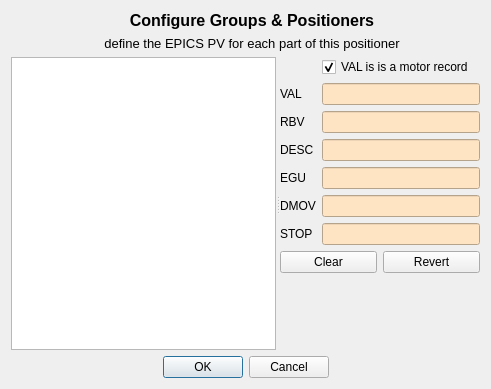
Old version of the form src/moxy/resources/configure_pv.ui in the repository prjemian/moxy.
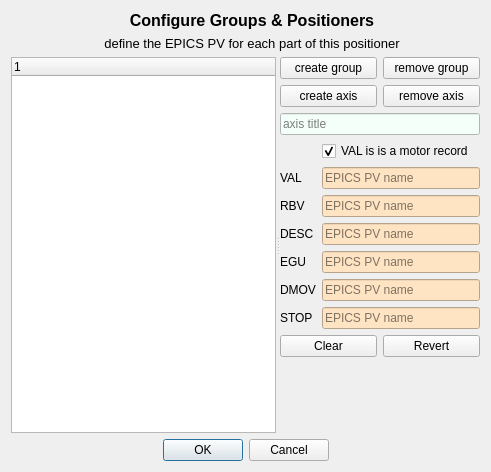
New version of the form. Icons and pictures are not drawn.

```diff
--- a/src/moxy/resources/configure_pv.ui
+++ b/src/moxy/resources/configure_pv.ui
@@ -7,7 +7,7 @@
     <x>0</x>
     <y>0</y>
     <width>491</width>
-    <height>389</height>
+    <height>472</height>
    </rect>
   </property>
   <property name="windowTitle">
@@ -80,12 +80,90 @@
        <property name="childrenCollapsible">
         <bool>false</bool>
        </property>
-       <widget class="QTreeView" name="treeView"/>
+       <widget class="QTreeWidget" name="treeWidget">
+        <column>
+         <property name="text">
+          <string notr="true">1</string>
+         </property>
+        </column>
+       </widget>
        <widget class="QWidget" name="verticalLayoutWidget_3">
-        <layout class="QVBoxLayout" name="verticalLayout_3" stretch="0,0,0">
+        <layout class="QVBoxLayout" name="verticalLayout_3" stretch="0,0,0,0,0,0">
+         <item>
+          <layout class="QHBoxLayout" name="horizontalLayout_4">
+           <item>
+            <widget class="QPushButton" name="createGroup">
+             <property name="text">
+              <string>create group</string>
+             </property>
+            </widget>
+           </item>
+           <item>
+            <widget class="QPushButton" name="removeGroup">
+             <property name="text">
+              <string>remove group</string>
+             </property>
+            </widget>
+           </item>
+          </layout>
+         </item>
+         <item>
+          <layout class="QHBoxLayout" name="horizontalLayout_3">
+           <item>
+            <widget class="QPushButton" name="createAxis">
+             <property name="text">
+              <string>create axis</string>
+             </property>
+            </widget>
+           </item>
+           <item>
+            <widget class="QPushButton" name="removeAxis">
+             <property name="text">
+              <string>remove axis</string>
+             </property>
+            </widget>
+           </item>
+          </layout>
+         </item>
+         <item>
+          <widget class="QLineEdit" name="axisTitle">
+           <property name="toolTip">
+            <string>name of this axis</string>
+           </property>
+           <property name="styleSheet">
+            <string notr="true">background-color: mintcream;</string>
+           </property>
+           <property name="placeholderText">
+            <string>axis title</string>
+           </property>
+          </widget>
+         </item>
          <item>
           <layout class="QGridLayout" name="gridLayout" columnstretch="0,1">
-           <item row="3" column="1">
+           <item row="2" column="1">
+            <widget class="QLineEdit" name="val">
+             <property name="toolTip">
+              <string>EPICS PV for the target (commanded) value</string>
+             </property>
+             <property name="styleSheet">
+              <string notr="true">background-color: bisque;</string>
+             </property>
+             <property name="placeholderText">
+              <string>EPICS PV name</string>
+             </property>
+            </widget>
+           </item>
+           <item row="1" column="1">
+            <widget class="QCheckBox" name="isMotor">
+             <property name="text">
+              <string>VAL is is a motor record</string>
+             </property>
+             <property name="checked">
+              <bool>true</bool>
+             </property>
+            </widget>
+           </item>
+           <item row="4" column="1">
             <widget class="QLineEdit" name="desc">
              <property name="toolTip">
               <string>EPICS PV for the description</string>
@@ -93,9 +171,12 @@
              <property name="styleSheet">
               <string notr="true">background-color: bisque;</string>
              </property>
+             <property name="placeholderText">
+              <string>EPICS PV name</string>
+             </property>
             </widget>
            </item>
-           <item row="1" column="0">
+           <item row="2" column="0">
             <widget class="QLabel" name="label_3">
              <property name="toolTip">
               <string>EPICS PV that describes the target (commanded) position</string>
@@ -105,7 +186,7 @@
              </property>
             </widget>
            </item>
-           <item row="2" column="1">
+           <item row="3" column="1">
             <widget class="QLineEdit" name="rbv">
              <property name="toolTip">
               <string>EPICS PV for the readback (current) value</string>
@@ -113,9 +194,12 @@
              <property name="styleSheet">
               <string notr="true">background-color: bisque;</string>
              </property>
+             <property name="placeholderText">
+              <string>EPICS PV name</string>
+             </property>
             </widget>
            </item>
-           <item row="2" column="0">
+           <item row="3" column="0">
             <widget class="QLabel" name="label_4">
              <property name="toolTip">
               <string>EPICS PV that describes the current readback (actual) position</string>
@@ -125,17 +209,7 @@
              </property>
             </widget>
            </item>
-           <item row="1" column="1">
-            <widget class="QLineEdit" name="val">
-             <property name="toolTip">
-              <string>EPICS PV for the target (commanded) value</string>
-             </property>
-             <property name="styleSheet">
-              <string notr="true">background-color: bisque;</string>
-             </property>
-            </widget>
-           </item>
-           <item row="4" column="0">
+           <item row="5" column="0">
             <widget class="QLabel" name="label_6">
              <property name="toolTip">
               <string>EPICS PV that describes the engineering units</string>
@@ -145,7 +219,7 @@
              </property>
             </widget>
            </item>
-           <item row="3" column="0">
+           <item row="4" column="0">
             <widget class="QLabel" name="label_5">
              <property name="toolTip">
               <string>EPICS PV that describes the positioner</string>
@@ -155,7 +229,7 @@
              </property>
             </widget>
            </item>
-           <item row="4" column="1">
+           <item row="5" column="1">
             <widget class="QLineEdit" name="egu">
              <property name="toolTip">
               <string>EPICS PV for the engineering units</string>
@@ -163,9 +237,12 @@
              <property name="styleSheet">
               <string notr="true">background-color: bisque;</string>
              </property>
+             <property name="placeholderText">
+              <string>EPICS PV name</string>
+             </property>
             </widget>
            </item>
-           <item row="5" column="0">
+           <item row="6" column="0">
             <widget class="QLabel" name="label_7">
              <property name="toolTip">
               <string>EPICS PV that says if the positioner is done moving (done=1)</string>
@@ -175,7 +252,7 @@
              </property>
             </widget>
            </item>
-           <item row="6" column="0">
+           <item row="7" column="0">
             <widget class="QLabel" name="label_8">
              <property name="toolTip">
               <string>EPICS PV that tells the positioner to stop moving (sends a 1)</string>
@@ -185,7 +262,7 @@
              </property>
             </widget>
            </item>
-           <item row="5" column="1">
+           <item row="6" column="1">
             <widget class="QLineEdit" name="dmov">
              <property name="toolTip">
               <string>EPICS PV for the done moving (done=1) value</string>
@@ -193,9 +270,12 @@
              <property name="styleSheet">
               <string notr="true">background-color: bisque;</string>
              </property>
+             <property name="placeholderText">
+              <string>EPICS PV name</string>
+             </property>
             </widget>
            </item>
-           <item row="6" column="1">
+           <item row="7" column="1">
             <widget class="QLineEdit" name="stop">
              <property name="toolTip">
               <string>EPICS PV for the stop command (sends a 1 to this PV)</string>
@@ -203,15 +283,8 @@
              <property name="styleSheet">
               <string notr="true">background-color: bisque;</string>
              </property>
-            </widget>
-           </item>
-           <item row="0" column="1">
-            <widget class="QCheckBox" name="isMotor">
-             <property name="text">
-              <string>VAL is is a motor record</string>
-             </property>
-             <property name="checked">
-              <bool>true</bool>
+             <property name="placeholderText">
+              <string>EPICS PV name</string>
              </property>
             </widget>
            </item>
```
